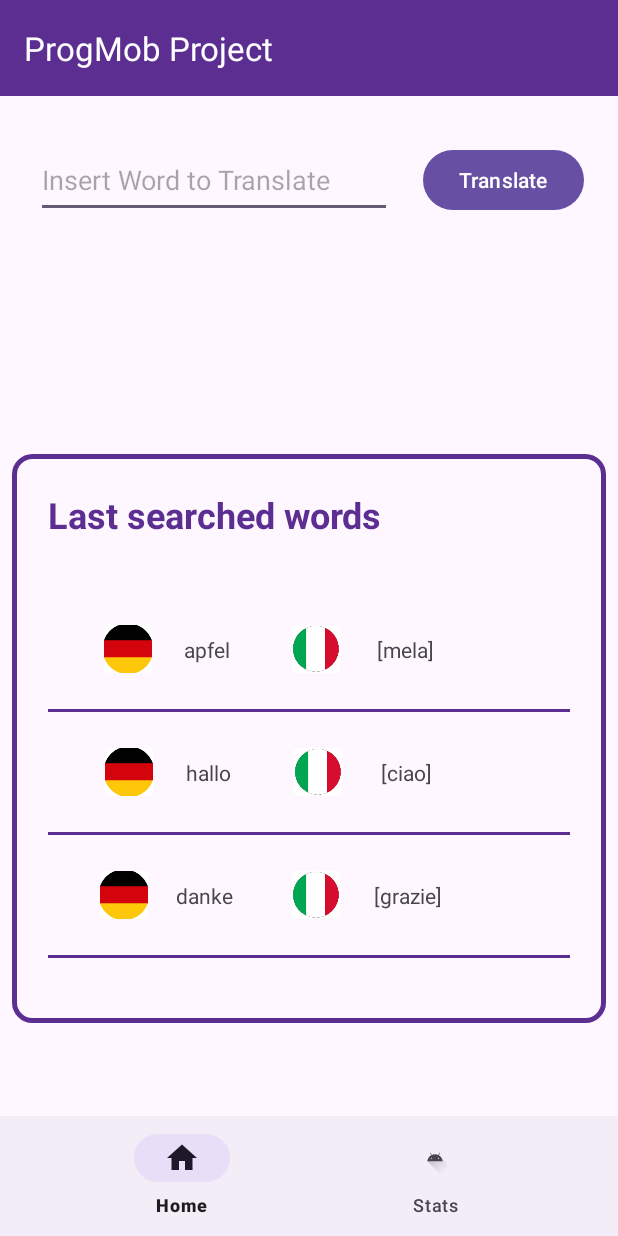
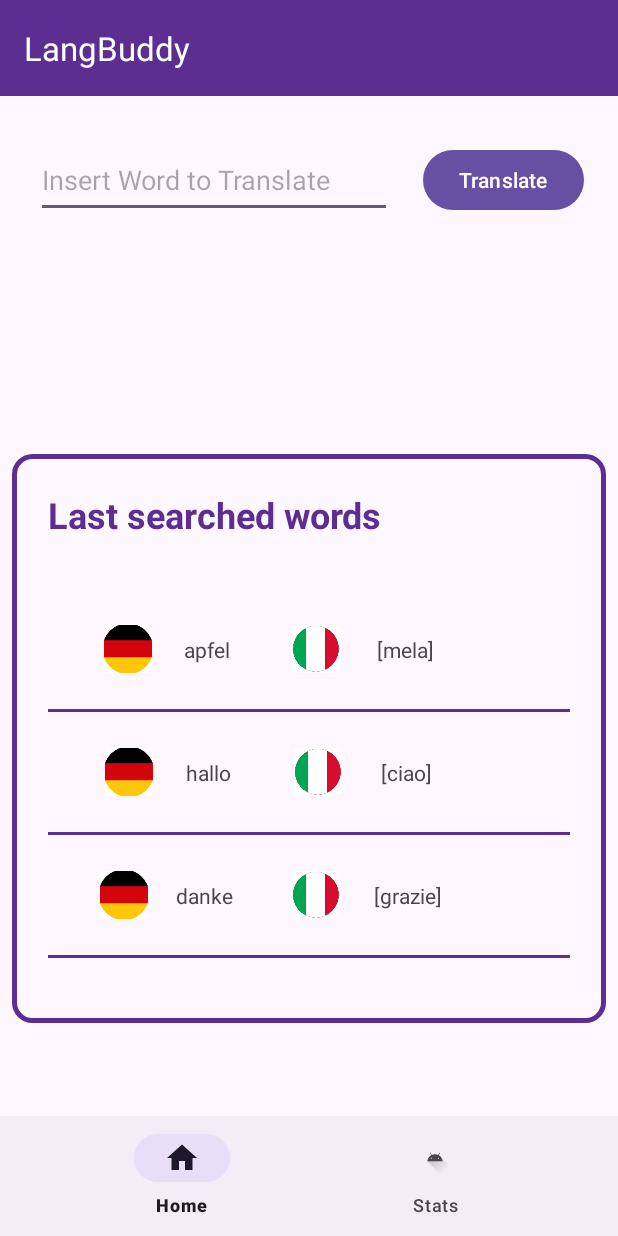
Before and after one commit to GiusCat/LangSupport, an Android app: the screen it shows after launch (MainActivity), on a phone screen of 412 x 824 dp. Run offline under Robolectric (Android 15) with nearby library versions, the phone set to English and light mode, and no system bars; our stand-ins replace Firebase (no records; nobody signed in at launch, a user with empty details on screens opened directly), navigation-ui; libraries missing offline, so code that uses them is left out: com.google.mlkit.common, com.google.mlkit.nl; 6 statements that could not run were skipped.

Commit message:
Tweaks and fixes
Added word trimming in search box to prevent bad things, removed some warnings in XML resources

```diff
--- a/app/build.gradle
+++ b/app/build.gradle
@@ -13,7 +13,7 @@ android {
         minSdk 24
         targetSdk 33
         versionCode 1
-        versionName "0.1-prealpha"
+        versionName "0.0.8-prealpha"
 
         testInstrumentationRunner "androidx.test.runner.AndroidJUnitRunner"
     }
--- a/app/src/main/java/org/progmob/langsupport/SearchFragment.kt
+++ b/app/src/main/java/org/progmob/langsupport/SearchFragment.kt
@@ -26,9 +26,10 @@ import org.progmob.langsupport.model.WordData
 
 
 class SearchFragment : Fragment() {
-    // TODO: TranslatorViewModel and TranslatorRepository
+    // TODO: TranslatorViewModel (?) and TranslatorRepository
     private lateinit var binding: FragmentSearchBinding
     private lateinit var searchListAdapter: SearchListAdapter
+    private lateinit var searchText: Editable
     private val viewModel: DataViewModel by viewModels()
 
     private var translator:Translator? = null
@@ -41,6 +42,7 @@ class SearchFragment : Fragment() {
     ): View {
         super.onCreateView(inflater, container, savedInstanceState)
         binding = FragmentSearchBinding.inflate(inflater, container, false)
+        searchText = binding.searchEdit.text
         return binding.root
     }
 
@@ -76,7 +78,7 @@ class SearchFragment : Fragment() {
             override fun beforeTextChanged(s: CharSequence?, start: Int, count: Int, after: Int) {}
 
             override fun onTextChanged(s: CharSequence?, start: Int, before: Int, count: Int) {
-                viewModel.fetchWords(s)
+                viewModel.fetchWords(s?.trim())
             }
 
             override fun afterTextChanged(s: Editable?) {
@@ -96,7 +98,7 @@ class SearchFragment : Fragment() {
 
             // I can't add a word which is already added
             binding.addButton.isEnabled = it.count {
-                el -> el.wordIndex.equals(binding.searchEdit.text.toString(), ignoreCase = true)
+                el -> el.wordIndex.equals(searchText.toString().trim(), ignoreCase = true)
             } == 0
         }
     }
--- a/app/src/main/res/layout/activity_list_item.xml
+++ b/app/src/main/res/layout/activity_list_item.xml
@@ -1,12 +1,10 @@
 <?xml version="1.0" encoding="utf-8"?>
 <androidx.constraintlayout.widget.ConstraintLayout xmlns:android="http://schemas.android.com/apk/res/android"
-    xmlns:tools="http://schemas.android.com/tools"
     xmlns:app="http://schemas.android.com/apk/res-auto"
     android:layout_width="match_parent"
     android:layout_height="wrap_content"
     android:paddingTop="@dimen/large_margin"
     android:paddingBottom="@dimen/large_margin">
-
 
     <ImageView
         android:layout_width="32dp"
@@ -17,7 +15,9 @@
         app:layout_constraintStart_toStartOf="parent"
         app:layout_constraintTop_toTopOf="parent"
         android:layout_marginStart="@dimen/large_margin"
-        android:layout_marginEnd="@dimen/small_margin" />
+        android:layout_marginEnd="@dimen/small_margin"
+        android:contentDescription="@string/foreign_flag_desc" />
+
     <TextView
         android:id="@+id/foreign_word"
         android:layout_width="wrap_content"
@@ -27,7 +27,7 @@
         app:layout_constraintStart_toStartOf="parent"
         app:layout_constraintTop_toTopOf="parent"
         android:layout_marginStart="@dimen/small_margin"
-        android:layout_marginEnd="@dimen/small_margin"/>
+        android:layout_marginEnd="@dimen/small_margin" />
 
     <ImageView
         android:layout_width="32dp"
@@ -38,7 +38,8 @@
         app:layout_constraintEnd_toStartOf="@id/translated_word"
         app:layout_constraintTop_toTopOf="parent"
         android:layout_marginStart="@dimen/large_margin"
-        android:layout_marginEnd="@dimen/small_margin" />
+        android:layout_marginEnd="@dimen/small_margin"
+        android:contentDescription="@string/main_flag_desc" />
 
     <TextView
         android:id="@+id/translated_word"
--- a/app/src/main/res/layout/activity_login.xml
+++ b/app/src/main/res/layout/activity_login.xml
@@ -44,7 +44,8 @@
         android:id="@+id/sign_in"
         android:layout_width="wrap_content"
         android:layout_height="wrap_content"
-        android:hint="SIGN IN"
+        android:hint="@string/sign_in_btn"
+        android:textAllCaps="true"
         app:layout_constraintTop_toBottomOf="@id/password"
         app:layout_constraintBottom_toTopOf="@id/sign_up"
         app:layout_constraintStart_toStartOf="parent"
@@ -54,7 +55,8 @@
         android:id="@+id/sign_up"
         android:layout_width="wrap_content"
         android:layout_height="wrap_content"
-        android:hint="SIGN UP"
+        android:hint="@string/sign_up_btn"
+        android:textAllCaps="true"
         app:layout_constraintTop_toBottomOf="@id/sign_in"
         app:layout_constraintBottom_toBottomOf="parent"
         app:layout_constraintStart_toStartOf="parent"
--- a/app/src/main/res/layout/fragment_search.xml
+++ b/app/src/main/res/layout/fragment_search.xml
@@ -103,7 +103,7 @@
             android:id="@+id/last_searched_text"
             android:layout_width="match_parent"
             android:layout_height="wrap_content"
-            android:text="Last searched words"
+            android:text="@string/last_words_label"
             android:textColor="@color/purple"
             android:textSize="24sp"
             android:textStyle="bold"
--- a/app/src/main/res/values/strings.xml
+++ b/app/src/main/res/values/strings.xml
@@ -1,5 +1,5 @@
 <resources>
-    <string name="app_name">ProgMob Project</string>
+    <string name="app_name">LangBuddy</string>
     <string name="insert_word_to_translate">Insert Word to Translate</string>
     <string name="translate">Translate</string>
     <string name="guessed_words">Guessed Words</string>
@@ -10,4 +10,9 @@
     <string name="password">Password</string>
     <string name="stats">Stats</string>
     <string name="inserisci_traduzione">Inserisci traduzione</string>
+    <string name="main_flag_desc">Main Language Flag</string>
+    <string name="foreign_flag_desc">Foreign Language Flag</string>
+    <string name="sign_in_btn">Sign In</string>
+    <string name="sign_up_btn">Sign Up</string>
+    <string name="last_words_label">Last searched words</string>
 </resources>
```
